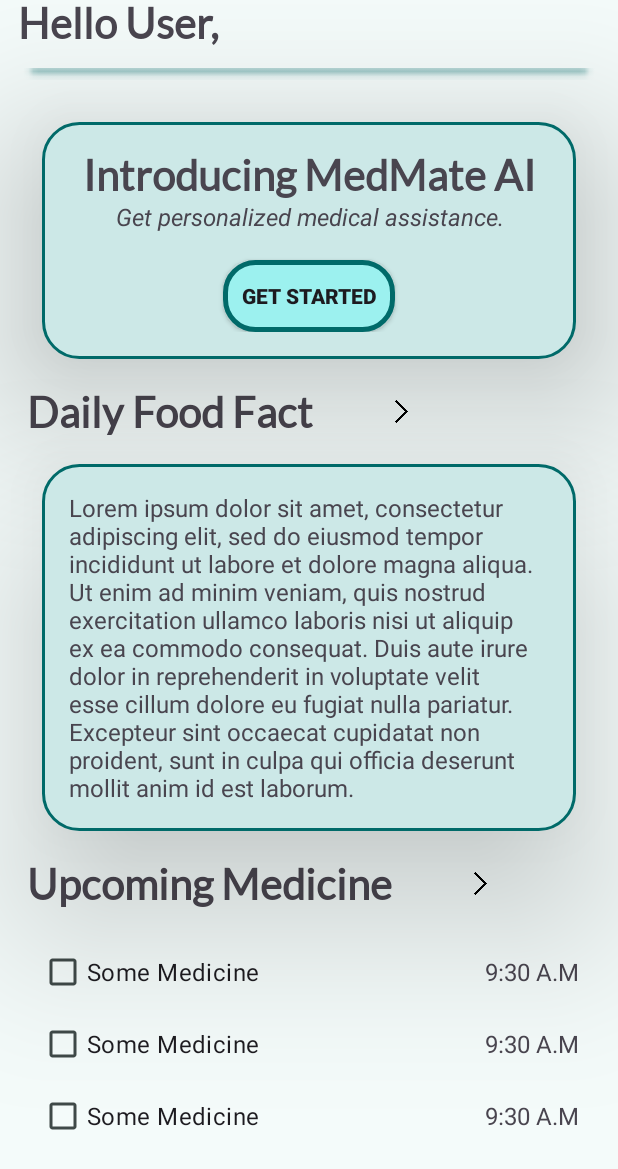
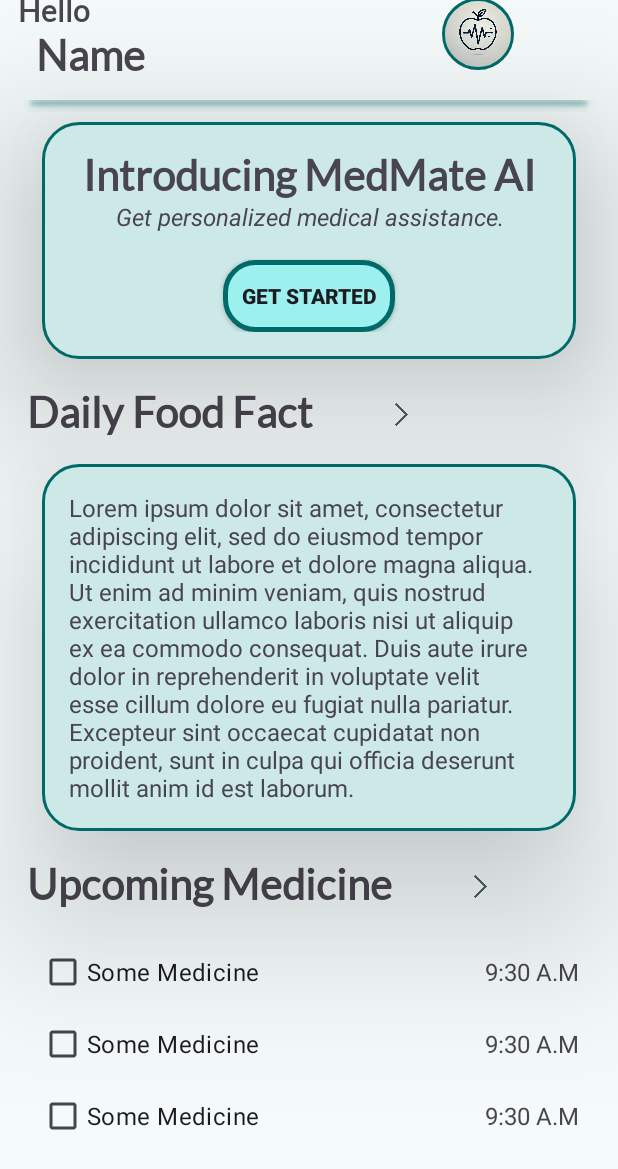
Before and after one commit to Sahil-Mandal15/MedMate, an Android app: the layout fragment_home_screen.xml on its own in the app's theme, with its tools: preview values and no code run, on a phone screen of 412 x 824 dp. Shown: the top 1169 px of the screen. Run offline under Robolectric (Android 15) with nearby library versions, the phone set to English and light mode, and no system bars; network calls fail.

Commit message:
some updates here and there

```diff
--- a/app/build.gradle.kts
+++ b/app/build.gradle.kts
@@ -87,6 +87,9 @@ dependencies {
     implementation("com.squareup.retrofit2:converter-gson:2.11.0")
     implementation("com.squareup.okhttp3:logging-interceptor:4.12.0")
 
+    // Glide
+    implementation ("com.github.bumptech.glide:glide:4.16.0")
+
 
 
 }
--- a/app/src/main/AndroidManifest.xml
+++ b/app/src/main/AndroidManifest.xml
@@ -1,6 +1,8 @@
 <?xml version="1.0" encoding="utf-8"?>
 <manifest xmlns:android="http://schemas.android.com/apk/res/android"
     xmlns:tools="http://schemas.android.com/tools">
+
+    <uses-permission android:name="android.permission.INTERNET"/>
 
     <application
         android:allowBackup="true"
--- a/app/src/main/java/com/sahilm/medmate/auth/AuthClient.kt
+++ b/app/src/main/java/com/sahilm/medmate/auth/AuthClient.kt
@@ -106,6 +106,10 @@ class AuthClient(
             ClearCredentialStateRequest()
         )
         firebaseAuth.signOut()
+
+        saveUserDetails(
+            isLoggedIn = false
+        )
     }
 
     fun clearCredentialManager() {
--- a/app/src/main/java/com/sahilm/medmate/view/MainActivity.kt
+++ b/app/src/main/java/com/sahilm/medmate/view/MainActivity.kt
@@ -68,7 +68,7 @@ class MainActivity : AppCompatActivity() {
         val todaysDate = calendar.time.toString().substring(4, 11)
 
         medMateViewModel.foodFactDetails.collect { details ->
-            if (details.factTime != calendar.time.toString().substring(4, 11)) {
+            if (details.factTime != todaysDate) {
                 medMateViewModel.getFoodFact(foodFactApiKey)
             }
         }
--- a/app/src/main/res/layout/fragment_home_screen.xml
+++ b/app/src/main/res/layout/fragment_home_screen.xml
@@ -19,20 +19,52 @@
         android:id="@+id/ll_userInfo"
         android:layout_width="match_parent"
         android:layout_height="wrap_content"
-        android:orientation="vertical"
+        android:orientation="horizontal"
         app:layout_constraintTop_toTopOf="parent"
         app:layout_constraintStart_toStartOf="parent"
         app:layout_constraintEnd_toEndOf="parent">
 
-        <androidx.appcompat.widget.AppCompatTextView
+        <LinearLayout
             android:layout_width="wrap_content"
             android:layout_height="wrap_content"
-            android:layout_marginTop="3dp"
+            android:layout_marginTop="8dp"
             android:layout_marginStart="12dp"
-            android:text="Hello User,"
-            android:textSize="28sp"
-            android:fontFamily="@font/lato"
-            android:textStyle="bold"/>
+            android:orientation="vertical">
+
+            <androidx.appcompat.widget.AppCompatTextView
+                android:id="@+id/tv_hello"
+                android:layout_width="wrap_content"
+                android:layout_height="wrap_content"
+                android:text="Hello"
+                android:textSize="20sp"
+                android:fontFamily="@font/lato"
+                android:textStyle="bold"/>
+
+            <androidx.appcompat.widget.AppCompatTextView
+                android:id="@+id/tv_userName"
+                android:layout_width="wrap_content"
+                android:layout_height="wrap_content"
+                android:text="Name"
+                android:layout_marginStart="12dp"
+                android:textSize="28sp"
+                android:fontFamily="@font/lato"
+                android:textStyle="bold"/>
+
+        </LinearLayout>
+
+
+
+        <de.hdodenhof.circleimageview.CircleImageView
+            android:id="@+id/iv_userPfp"
+            android:layout_width="48dp"
+            android:layout_height="48dp"
+            android:layout_marginStart="198dp"
+            android:layout_marginTop="12dp"
+            android:src="@drawable/new_medmate_logo"
+            app:civ_border_width="2dp"
+            app:civ_border_color="@color/md_theme_primary"/>
+
+    </LinearLayout>
 
         <androidx.appcompat.widget.AppCompatImageView
             android:layout_width="match_parent"
@@ -40,13 +72,11 @@
             android:layout_marginTop="13dp"
             android:scaleType="centerCrop"
             android:alpha="0.4"
-            android:src="@drawable/horizontal_line"/>
+            android:src="@drawable/horizontal_line"
+            app:layout_constraintTop_toBottomOf="@id/ll_userInfo"/>
 
 
-
-    </LinearLayout>
-
-    <LinearLayout
+        <LinearLayout
         android:id="@+id/ll_introMedMate"
         android:layout_width="match_parent"
         android:layout_height="wrap_content"
@@ -55,6 +85,7 @@
         android:padding="18dp"
         android:elevation="64dp"
         android:background="@drawable/circle_background"
+            android:visibility="visible"
         app:layout_constraintTop_toBottomOf="@id/ll_userInfo"
         app:layout_constraintStart_toStartOf="parent"
         app:layout_constraintEnd_toEndOf="parent">
@@ -113,7 +144,9 @@
                 android:layout_width="22dp"
                 android:layout_height="22dp"
                 android:src="@drawable/chevron"
+                android:tint="@color/md_theme_secondary"
                 android:layout_marginStart="48dp"
+                android:layout_marginTop="4dp"
                 app:layout_constraintStart_toEndOf="@id/tv_dailyFoodFact"
                 app:layout_constraintTop_toTopOf="parent"
                 app:layout_constraintBottom_toBottomOf="parent"/>
@@ -169,6 +202,8 @@
                 android:layout_width="22dp"
                 android:layout_height="22dp"
                 android:src="@drawable/chevron"
+                android:tint="@color/md_theme_secondary"
+                android:layout_marginTop="4dp"
                 android:layout_marginStart="48dp"
                 app:layout_constraintStart_toEndOf="@id/tv_upcomingMed"
                 app:layout_constraintTop_toTopOf="parent"
@@ -213,6 +248,8 @@
                 android:layout_width="22dp"
                 android:layout_height="22dp"
                 android:src="@drawable/chevron"
+                android:tint="@color/md_theme_secondary"
+                android:layout_marginTop="4dp"
                 android:layout_marginStart="48dp"
                 app:layout_constraintStart_toEndOf="@id/tv_TD"
                 app:layout_constraintTop_toTopOf="parent"
```
Also changed, not shown: app/src/main/java/com/sahilm/medmate/view/fragments/ChatBotFragment.kt (added, +60 -0 lines), app/src/main/java/com/sahilm/medmate/view/fragments/HomeScreenFragment.kt (+21 -1 lines), app/src/main/java/com/sahilm/medmate/view/fragments/ProfileScreenFragment.kt (added, +44 -0 lines), app/src/main/res/layout/fragment_chat_bot.xml (added, +14 -0 lines), app/src/main/res/layout/fragment_profile_screen.xml (added, +42 -0 lines), app/src/main/res/navigation/nav_graph.xml (+14 -1 lines).
